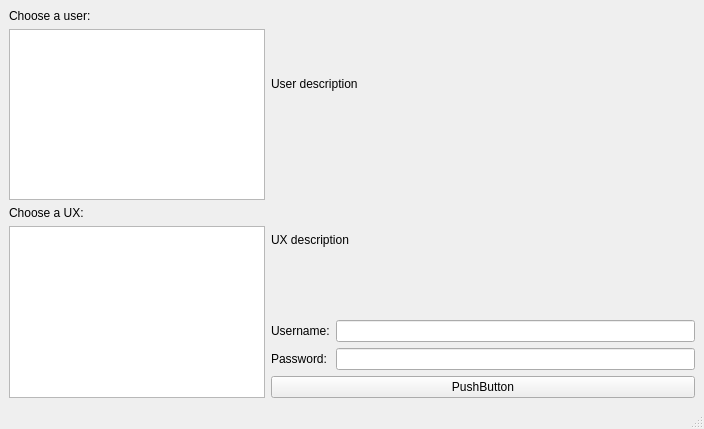
Above: src/uxselect.ui from bwachter/uxselect before the change. Below: the same form after it.
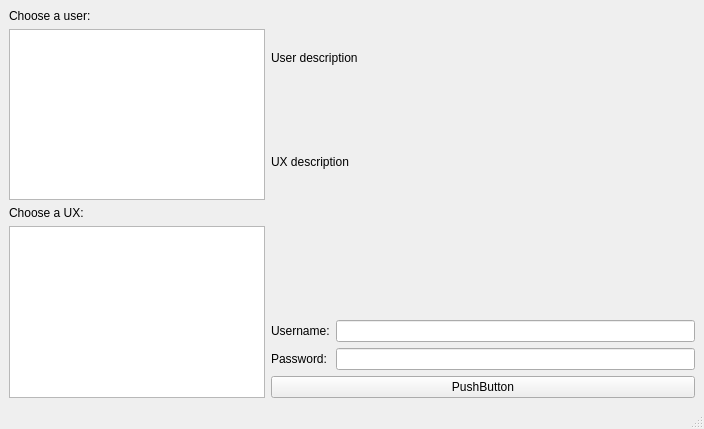
That is the form after the change.

Commit message: Add info label

Diff of the .ui file:
```diff
--- a/src/uxselect.ui
+++ b/src/uxselect.ui
@@ -10,9 +10,18 @@
     <height>429</height>
    </rect>
   </property>
+  <property name="sizePolicy">
+   <sizepolicy hsizetype="Expanding" vsizetype="Expanding">
+    <horstretch>0</horstretch>
+    <verstretch>0</verstretch>
+   </sizepolicy>
+  </property>
   <property name="windowTitle">
    <string>MainWindow</string>
   </property>
+  <property name="autoFillBackground">
+   <bool>false</bool>
+  </property>
   <widget class="QWidget" name="centralwidget">
    <layout class="QHBoxLayout" name="horizontalLayout">
     <item>
@@ -114,6 +123,13 @@
         </property>
        </widget>
       </item>
+      <item>
+       <widget class="QLabel" name="messageLabel">
+        <property name="text">
+         <string/>
+        </property>
+       </widget>
+      </item>
       <item>
        <layout class="QGridLayout" name="gridLayout">
         <item row="1" column="1">
```
Left out of the diff: 8 changed lines with no effect on the pictures. The commit also changes 1 other file.
